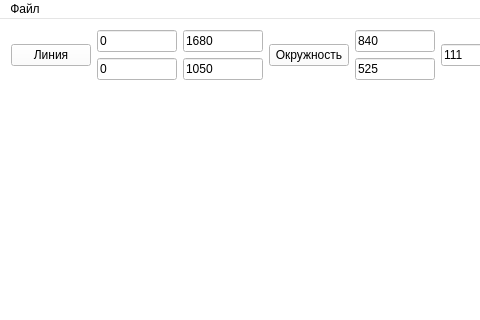
Above: ComputerGraphicLab1/mainwindow.ui from AiK312/Computer-Graphics before the change; both pictures show x 0 to 480 and y 0 to 320 of the 790 by 644 pixel window. Below: the same form after it.
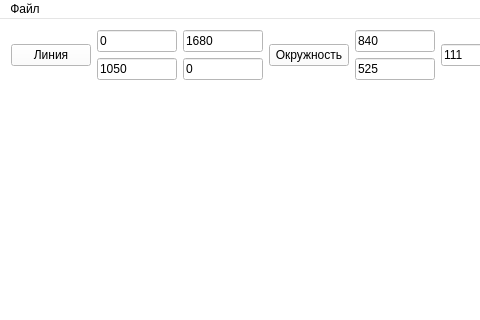
That is the form after the change.

Commit message: Ready Lab #1

The edit to the form file:
```diff
--- a/ComputerGraphicLab1/mainwindow.ui
+++ b/ComputerGraphicLab1/mainwindow.ui
@@ -502,14 +502,14 @@
     <item row="1" column="1">
      <widget class="QLineEdit" name="lineY1">
       <property name="text">
-       <string>0</string>
+       <string>1050</string>
       </property>
      </widget>
     </item>
     <item row="1" column="2">
      <widget class="QLineEdit" name="lineY2">
       <property name="text">
-       <string>1050</string>
+       <string>0</string>
       </property>
      </widget>
     </item>
```
Left out of the diff: 16 changed lines with no effect on the pictures. The commit also changes 2 other files.
